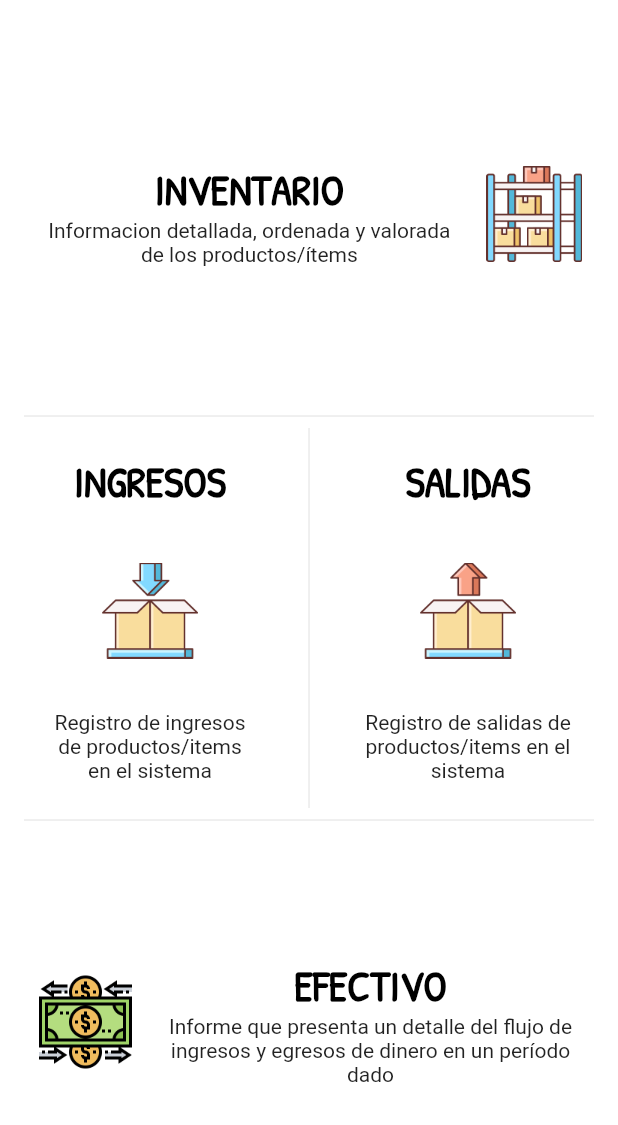
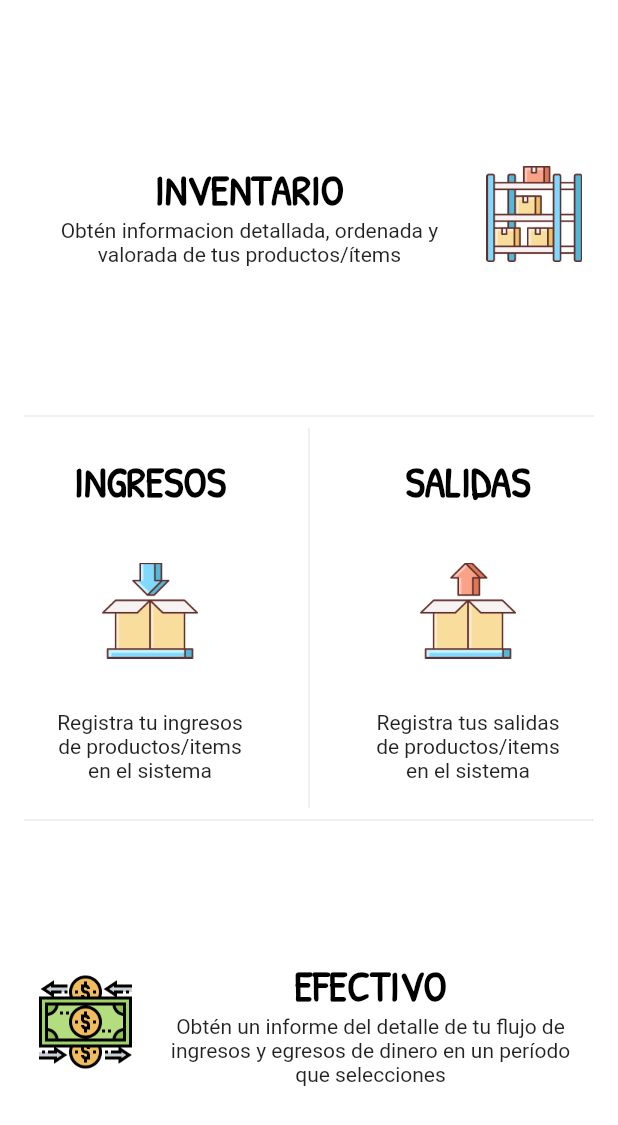
Before and after one commit to marcoleonardini/hackton_pyme_2019, a Flutter app: the screen it shows after launch, on a phone screen of 412 x 824 dp. Shown: the top 1125 px of the screen. Run offline on Flutter 3.47's test engine with Material 2 defaults, Android fonts, the light colour scheme and no system bars; missing offline and left inert: qr_code_scanner.

Commit message:
updated text

```diff
--- a/lib/ui/pages/home.page.dart
+++ b/lib/ui/pages/home.page.dart
@@ -37,11 +37,12 @@ class HomePage extends StatelessWidget {
                 child: Column(
                   mainAxisAlignment: MainAxisAlignment.center,
                   children: <Widget>[
-                    Text('INVENTARIO', style: Theme.of(context).textTheme.display1),
+                    Text('INVENTARIO',
+                        style: Theme.of(context).textTheme.display1),
                     Container(
                       // width: 280.0,
                       child: Text(
-                        'Informacion detallada, ordenada y valorada de los productos/ítems',
+                        'Obtén informacion detallada, ordenada y valorada de tus productos/ítems',
                         textAlign: TextAlign.center,
                       ),
                     ),
@@ -67,43 +68,39 @@ class HomePage extends StatelessWidget {
         child: Row(
           mainAxisAlignment: MainAxisAlignment.spaceAround,
           children: <Widget>[
-            Column(
+            GestureDetector(
+              onTap: () => Navigator.pushNamed(context, 'sales'),
+              child: Column(
                 mainAxisAlignment: MainAxisAlignment.spaceAround,
                 children: <Widget>[
                   Text('INGRESOS', style: Theme.of(context).textTheme.display1),
                   Image.asset('assets/in.png', width: 64),
-                // Icon(
-                //   Icons.call_missed_outgoing,
-                //   size: 48,
-                // ),
                   Container(
                     width: 140.0,
-                  //padding: EdgeInsets.all(8.0),
                     child: Text(
-                    'Registro de ingresos de productos/items en el sistema',
+                      'Registra tu ingresos de productos/items en el sistema',
                       textAlign: TextAlign.center,
                     ),
                   ),
                 ],
               ),
+            ),
             VerticalDivider(),
-            Column(
+            GestureDetector(
+              onTap: () => Navigator.pushNamed(context, 'sales'),
+              child: Column(
                 mainAxisAlignment: MainAxisAlignment.spaceAround,
                 children: <Widget>[
                   Text('SALIDAS', style: Theme.of(context).textTheme.display1),
                   Image.asset('assets/out.png', width: 64.0),
-                // Icon(
-                //   Icons.call_missed_outgoing,
-                //   size: 48,
-                // ),
                   Container(
                     width: 140.0,
-                  // padding: EdgeInsets.all(8.0),
                     child: Text(
-                      'Registro de salidas de productos/items en el sistema',
+                        'Registra tus salidas de productos/items en el sistema',
                         textAlign: TextAlign.center),
                   ),
                 ],
+              ),
             ),
           ],
         ),
@@ -131,7 +128,7 @@ class HomePage extends StatelessWidget {
                     Container(
                       width: 280.0,
                       child: Text(
-                        'Informe que presenta un detalle del flujo de ingresos y egresos de dinero en un período dado',
+                        'Obtén un informe del detalle de tu flujo de ingresos y egresos de dinero en un período que selecciones',
                         textAlign: TextAlign.center,
                       ),
                     ),
```
Lines whose indentation alone changed are shown as unchanged.
